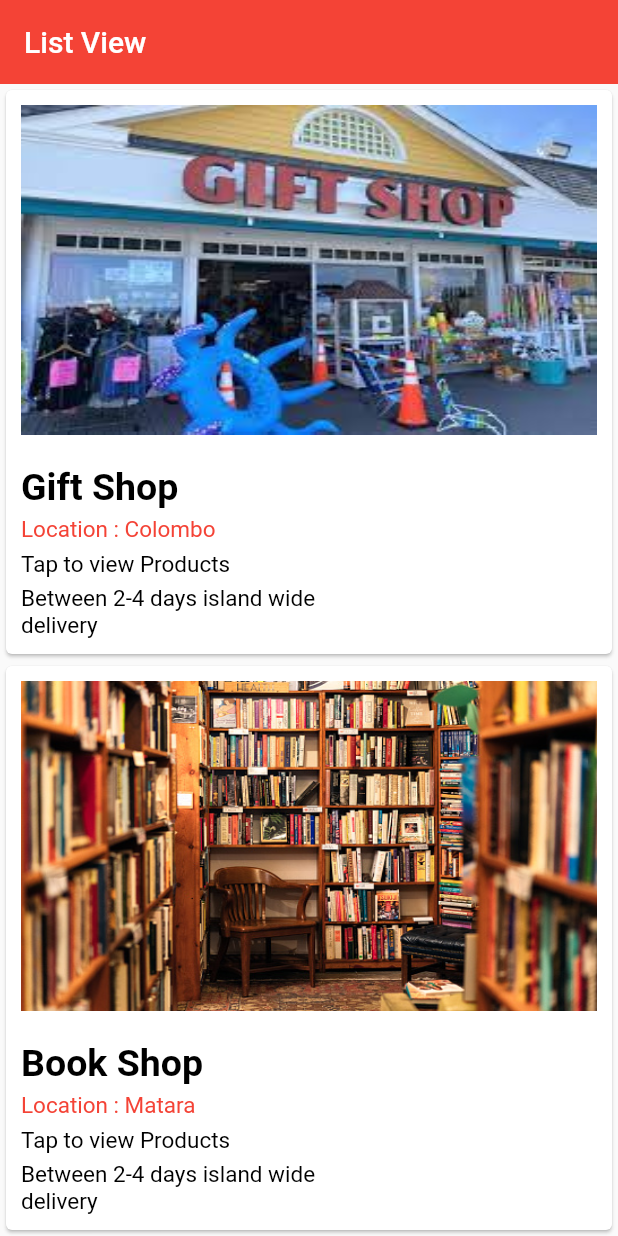
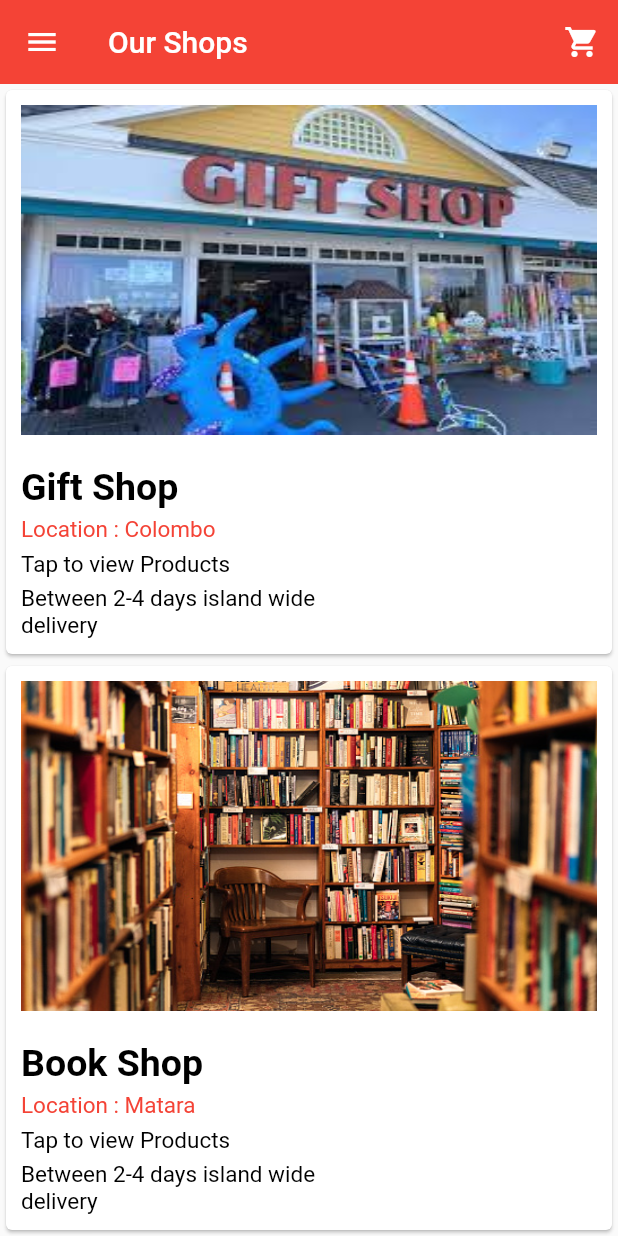
Before and after one commit to HasanChamara/google_Signin_and_ListView, a Flutter app: the screen it shows after launch, on a phone screen of 412 x 824 dp. Run offline on Flutter 3.47's test engine with Material 2 defaults, Android fonts, the phone set to English and light mode, and no system bars; our stand-ins replace firebase_auth, firebase_core, google_sign_in; accounts and stored records are empty.

Commit message:
Update home_screen.dart

```diff
--- a/googlesignin/lib/home_screen.dart
+++ b/googlesignin/lib/home_screen.dart
@@ -69,7 +69,17 @@ class _ListViewHomePageState extends State<ListViewHomePage> {
     double width = MediaQuery.of(context).size.width * 0.6;
     return Scaffold(
       appBar: AppBar(
-        title: const Text("List View",
+        leading: IconButton(
+          icon: const Icon(Icons.menu),
+          onPressed: (){},
+        ),
+        actions: [
+          IconButton(
+          icon: const Icon(Icons.shopping_cart),
+          onPressed: (){},
+          ),
+        ],
+        title: const Text("Our Shops",
           style: TextStyle(color: Colors.white),
         ),
         elevation: 0,
```
